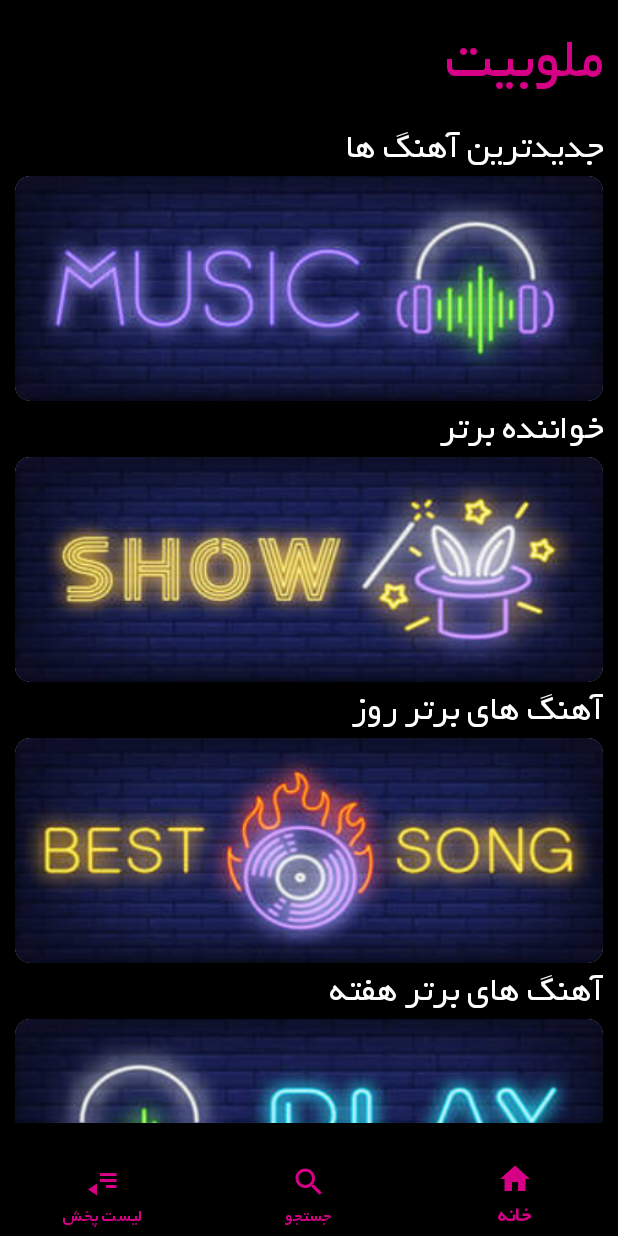
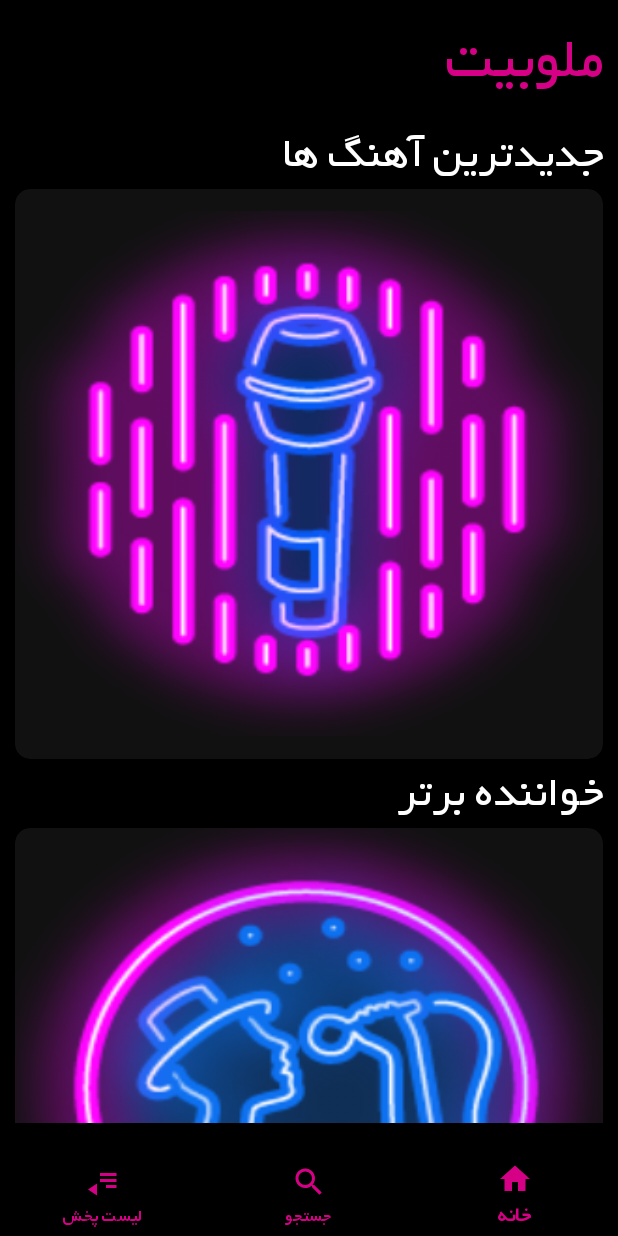
Before and after one commit to ElaheMahmoodi/Melobit, an Android app: the screen it shows after launch (MainActivity), on a phone screen of 412 x 824 dp. Run offline under Robolectric (Android 15) with nearby library versions, the phone set to English and light mode, and no system bars.

Commit message:
Picture of home categories changed for better UI.

```diff
--- a/app/src/main/java/com/example/melobit/MusicFragment.java
+++ b/app/src/main/java/com/example/melobit/MusicFragment.java
@@ -1,5 +1,4 @@
 package com.example.melobit;
-
 import android.media.MediaPlayer;
 import android.os.Bundle;
 import android.os.Handler;
@@ -11,7 +10,6 @@ import android.widget.ImageView;
 import android.widget.SeekBar;
 import android.widget.TextView;
 import android.widget.Toast;
-
 import androidx.annotation.NonNull;
 import androidx.annotation.Nullable;
 import androidx.fragment.app.Fragment;
--- a/app/src/main/res/layout/fragment_home.xml
+++ b/app/src/main/res/layout/fragment_home.xml
@@ -31,19 +31,21 @@
                 android:fontFamily="@font/yekan"
                 android:text="جدیدترین آهنگ ها"
                 android:textColor="#fff"
-                android:textSize="24sp" />
+                android:textSize="30sp" />
 
             <androidx.cardview.widget.CardView
+
                 android:layout_width="match_parent"
-                android:layout_height="150dp"
+                android:layout_height="380dp"
                 app:cardCornerRadius="10dp"
+                app:cardBackgroundColor="#111"
                 >
-
                 <ImageView
                     android:id="@+id/dayTrend"
+                    android:layout_gravity="center_vertical"
                     android:layout_width="match_parent"
-                    android:layout_height="150dp"
-                    android:background="@drawable/music_song"/>
+                    android:layout_height="350dp"
+                    android:background="@drawable/coverone"/>
             </androidx.cardview.widget.CardView>
 
             <TextView
@@ -52,18 +54,18 @@
                 android:fontFamily="@font/yekan"
                 android:text="خواننده برتر"
                 android:textColor="#fff"
-                android:textSize="24sp" />
+                android:textSize="30sp" />
 
             <androidx.cardview.widget.CardView
                 android:layout_width="match_parent"
-                android:layout_height="150dp"
-                app:cardCornerRadius="10dp">
+                android:layout_height="380dp"                app:cardCornerRadius="10dp"
+                app:cardBackgroundColor="#111">
 
                 <ImageView
                     android:id="@+id/artistTrend"
                     android:layout_width="match_parent"
-                    android:layout_height="150dp"
-                    android:background="@drawable/show_singer"/>
+                    android:layout_height="350dp"
+                    android:background="@drawable/covertwo"/>
             </androidx.cardview.widget.CardView>
 
             <TextView
@@ -72,18 +74,18 @@
                 android:fontFamily="@font/yekan"
                 android:text="آهنگ های برتر روز"
                 android:textColor="#fff"
-                android:textSize="24sp" />
+                android:textSize="30sp" />
 
             <androidx.cardview.widget.CardView
                 android:layout_width="match_parent"
-                android:layout_height="150dp"
-                app:cardCornerRadius="10dp">
+                android:layout_height="380dp"                app:cardCornerRadius="10dp"
+                app:cardBackgroundColor="#111">
 
                 <ImageView
                     android:id="@+id/bestSongDay"
                     android:layout_width="match_parent"
-                    android:layout_height="150dp"
-                    android:background="@drawable/best_song"/>
+                    android:layout_height="350dp"
+                    android:background="@drawable/coverthree"/>
 
             </androidx.cardview.widget.CardView>
 
@@ -93,18 +95,18 @@
                 android:fontFamily="@font/yekan"
                 android:text="آهنگ های برتر هفته"
                 android:textColor="#fff"
-                android:textSize="24sp" />
+                android:textSize="30sp" />
 
             <androidx.cardview.widget.CardView
                 android:layout_width="match_parent"
-                android:layout_height="150dp"
-                app:cardCornerRadius="10dp">
+                android:layout_height="380dp"                app:cardCornerRadius="10dp"
+                app:cardBackgroundColor="#111">
 
                 <ImageView
                     android:id="@+id/bestSongWeek"
                     android:layout_width="match_parent"
-                    android:layout_height="150dp"
-                    android:background="@drawable/play_song" />
+                    android:layout_height="350dp"
+                    android:background="@drawable/coverfour" />
             </androidx.cardview.widget.CardView>
         </LinearLayout>
 
```
Also changed, not shown: app/src/main/res/drawable-v24/best_song.jpg (deleted), app/src/main/res/drawable-v24/coverfour.png (added), app/src/main/res/drawable-v24/coverone.png (added), app/src/main/res/drawable-v24/coverthree.png (added), app/src/main/res/drawable-v24/covertwo.png (added), app/src/main/res/drawable-v24/music_song.jpg (deleted), app/src/main/res/drawable-v24/play_song.jpg (deleted), app/src/main/res/drawable-v24/show_singer.jpg (deleted).
